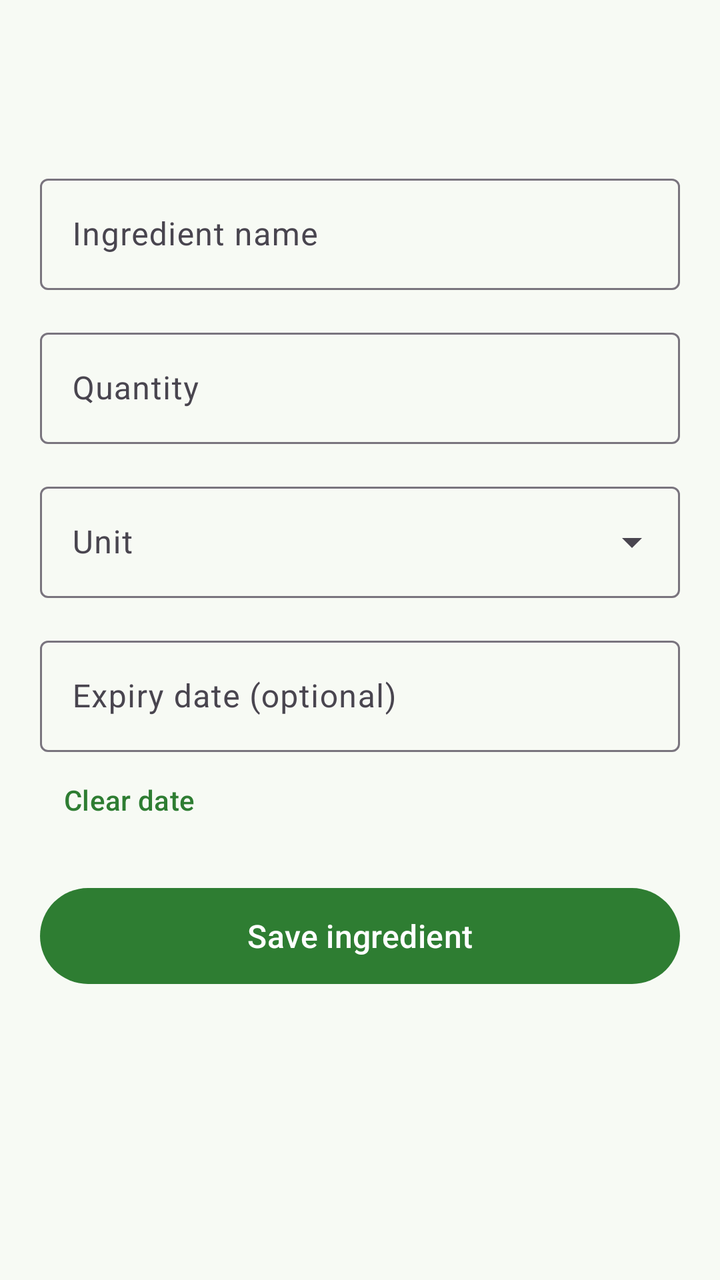
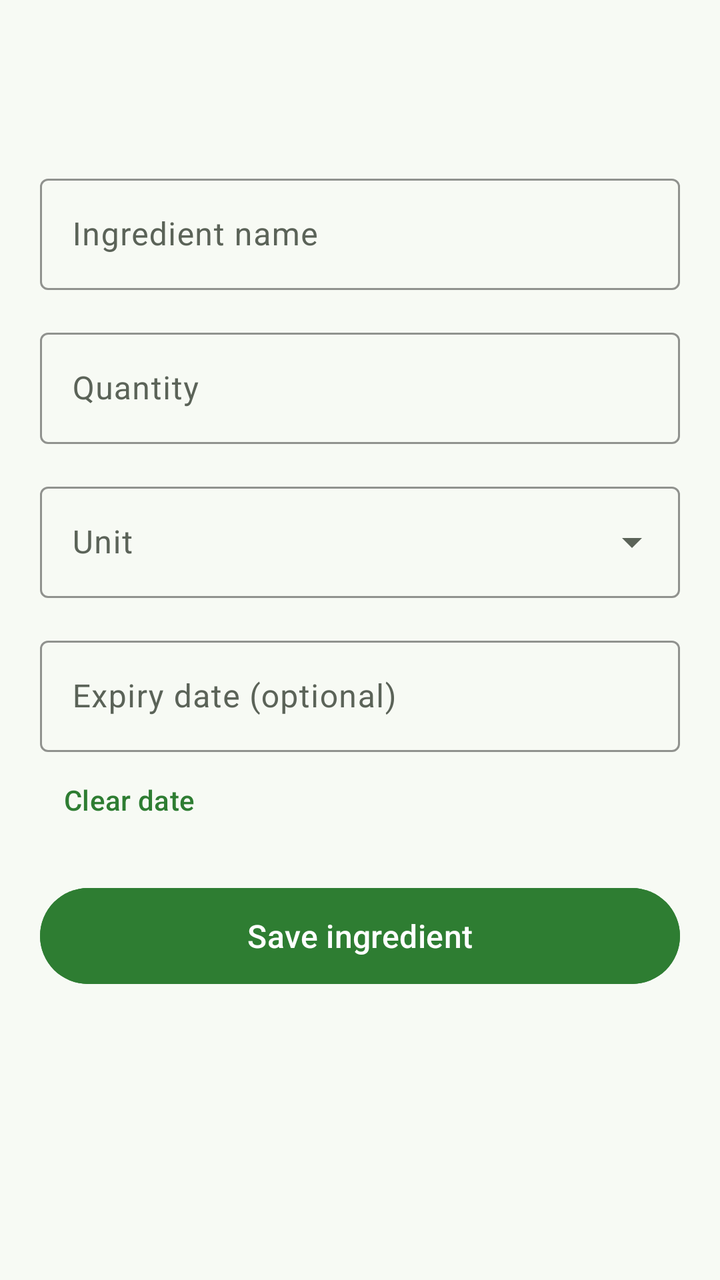

Compare the two renders of this Android layout. The source of the first and the diff that turns it into the second are given below.
<!-- AndroidManifest.xml: application theme Theme.smartpantrymanager -->
<!-- res/layout/activity_add_edit_ingredient.xml -->
<?xml version="1.0" encoding="utf-8"?>
<LinearLayout xmlns:android="http://schemas.android.com/apk/res/android"
    xmlns:app="http://schemas.android.com/apk/res-auto"
    android:layout_width="match_parent"
    android:layout_height="match_parent"
    android:background="@color/page_background"
    android:fitsSystemWindows="true"
    android:orientation="vertical">

    <com.google.android.material.appbar.MaterialToolbar
        android:id="@+id/toolbar"
        android:layout_width="match_parent"
        android:layout_height="?attr/actionBarSize"
        app:titleTextAppearance="@style/TextAppearance.Material3.TitleLarge"
        app:titleTextColor="@color/green_primary" />

    <ScrollView
        android:layout_width="match_parent"
        android:layout_height="0dp"
        android:layout_weight="1">

        <LinearLayout
            android:layout_width="match_parent"
            android:layout_height="wrap_content"
            android:orientation="vertical"
            android:padding="20dp">

            <com.google.android.material.textfield.TextInputLayout
                android:id="@+id/tilName"
                style="@style/Widget.Material3.TextInputLayout.OutlinedBox"
                android:layout_width="match_parent"
                android:layout_height="wrap_content"
                android:hint="Ingredient name">

                <com.google.android.material.textfield.TextInputEditText
                    android:id="@+id/editName"
                    android:layout_width="match_parent"
                    android:layout_height="wrap_content"
                    android:inputType="textCapWords" />
            </com.google.android.material.textfield.TextInputLayout>

            <com.google.android.material.textfield.TextInputLayout
                android:id="@+id/tilQuantity"
                style="@style/Widget.Material3.TextInputLayout.OutlinedBox"
                android:layout_width="match_parent"
                android:layout_height="wrap_content"
                android:layout_marginTop="16dp"
                android:hint="Quantity">

                <com.google.android.material.textfield.TextInputEditText
                    android:id="@+id/editQuantity"
                    android:layout_width="match_parent"
                    android:layout_height="wrap_content"
                    android:inputType="numberDecimal" />
            </com.google.android.material.textfield.TextInputLayout>

            <com.google.android.material.textfield.TextInputLayout
                android:id="@+id/tilUnit"
                style="@style/Widget.Material3.TextInputLayout.OutlinedBox.ExposedDropdownMenu"
                android:layout_width="match_parent"
                android:layout_height="wrap_content"
                android:layout_marginTop="16dp"
                android:hint="Unit">

                <AutoCompleteTextView
                    android:id="@+id/autoUnit"
                    android:layout_width="match_parent"
                    android:layout_height="wrap_content"
                    android:inputType="none" />
            </com.google.android.material.textfield.TextInputLayout>

            <com.google.android.material.textfield.TextInputLayout
                android:id="@+id/tilExpiry"
                style="@style/Widget.Material3.TextInputLayout.OutlinedBox"
                android:layout_width="match_parent"
                android:layout_height="wrap_content"
                android:layout_marginTop="16dp"
                android:hint="Expiry date (optional)">

                <com.google.android.material.textfield.TextInputEditText
                    android:id="@+id/editExpiry"
                    android:layout_width="match_parent"
                    android:layout_height="wrap_content"
                    android:clickable="true"
                    android:focusable="false"
                    android:inputType="none" />
            </com.google.android.material.textfield.TextInputLayout>

            <Button
                android:id="@+id/buttonClearDate"
                style="@style/Widget.Material3.Button.TextButton"
                android:layout_width="wrap_content"
                android:layout_height="wrap_content"
                android:text="Clear date" />

            <Button
                android:id="@+id/buttonSave"
                android:layout_width="match_parent"
                android:layout_height="56dp"
                android:layout_marginTop="16dp"
                android:text="Save ingredient"
                android:textSize="16sp" />
        </LinearLayout>
    </ScrollView>
</LinearLayout>
<!-- resources referenced by this layout -->
<resources>
  <color name="green_primary">#2E7D32</color>
  <color name="page_background">#F7FAF4</color>
  <style name="Theme.smartpantrymanager" parent="Base.Theme.smartpantrymanager" />
  <style name="Base.Theme.smartpantrymanager" parent="Theme.Material3.DayNight.NoActionBar">
          <item name="colorPrimary">@color/green_primary</item>
          <item name="colorOnPrimary">@color/white</item>
          <item name="colorPrimaryContainer">@color/green_container</item>
          <item name="colorOnPrimaryContainer">@color/on_green_container</item>
          <item name="colorSecondary">@color/orange_accent</item>
          <item name="colorOnSecondary">@color/white</item>
          <item name="colorSurface">@color/white</item>
          <item name="android:colorBackground">@color/page_background</item>
          <item name="android:windowLightStatusBar">true</item>
          <item name="android:statusBarColor">@android:color/transparent</item>
      </style>
  <color name="white">#FFFFFFFF</color>
  <color name="green_container">#DDEFD9</color>
  <color name="on_green_container">#0F3D14</color>
  <color name="orange_accent">#EF6C00</color>
</resources>

<!-- the commit's change to res/layout/activity_add_edit_ingredient.xml (unified diff, before → after) -->
@@ -30,13 +30,17 @@
                 style="@style/Widget.Material3.TextInputLayout.OutlinedBox"
                 android:layout_width="match_parent"
                 android:layout_height="wrap_content"
-                android:hint="Ingredient name">
+                android:hint="Ingredient name"
+                app:boxStrokeColor="@color/green_primary"
+                app:hintTextColor="@color/green_primary">
 
                 <com.google.android.material.textfield.TextInputEditText
                     android:id="@+id/editName"
                     android:layout_width="match_parent"
                     android:layout_height="wrap_content"
-                    android:inputType="textCapWords" />
+                    android:inputType="textCapWords"
+                    android:textColor="@color/text_primary"
+                    android:textColorHint="@color/text_secondary" />
             </com.google.android.material.textfield.TextInputLayout>
 
             <com.google.android.material.textfield.TextInputLayout
@@ -45,13 +49,17 @@
                 android:layout_width="match_parent"
                 android:layout_height="wrap_content"
                 android:layout_marginTop="16dp"
-                android:hint="Quantity">
+                android:hint="Quantity"
+                app:boxStrokeColor="@color/green_primary"
+                app:hintTextColor="@color/green_primary">
 
                 <com.google.android.material.textfield.TextInputEditText
                     android:id="@+id/editQuantity"
                     android:layout_width="match_parent"
                     android:layout_height="wrap_content"
-                    android:inputType="numberDecimal" />
+                    android:inputType="numberDecimal"
+                    android:textColor="@color/text_primary"
+                    android:textColorHint="@color/text_secondary" />
             </com.google.android.material.textfield.TextInputLayout>
 
             <com.google.android.material.textfield.TextInputLayout
@@ -60,13 +68,17 @@
                 android:layout_width="match_parent"
                 android:layout_height="wrap_content"
                 android:layout_marginTop="16dp"
-                android:hint="Unit">
+                android:hint="Unit"
+                app:boxStrokeColor="@color/green_primary"
+                app:hintTextColor="@color/green_primary">
 
                 <AutoCompleteTextView
                     android:id="@+id/autoUnit"
                     android:layout_width="match_parent"
                     android:layout_height="wrap_content"
-                    android:inputType="none" />
+                    android:inputType="none"
+                    android:textColor="@color/text_primary"
+                    android:textColorHint="@color/text_secondary" />
             </com.google.android.material.textfield.TextInputLayout>
 
             <com.google.android.material.textfield.TextInputLayout
@@ -75,7 +87,9 @@
                 android:layout_width="match_parent"
                 android:layout_height="wrap_content"
                 android:layout_marginTop="16dp"
-                android:hint="Expiry date (optional)">
+                android:hint="Expiry date (optional)"
+                app:boxStrokeColor="@color/green_primary"
+                app:hintTextColor="@color/green_primary">
 
                 <com.google.android.material.textfield.TextInputEditText
                     android:id="@+id/editExpiry"
@@ -83,7 +97,9 @@
                     android:layout_height="wrap_content"
                     android:clickable="true"
                     android:focusable="false"
-                    android:inputType="none" />
+                    android:inputType="none"
+                    android:textColor="@color/text_primary"
+                    android:textColorHint="@color/text_secondary" />
             </com.google.android.material.textfield.TextInputLayout>
 
             <Button
@@ -91,14 +107,17 @@
                 style="@style/Widget.Material3.Button.TextButton"
                 android:layout_width="wrap_content"
                 android:layout_height="wrap_content"
-                android:text="Clear date" />
+                android:text="Clear date"
+                android:textColor="@color/green_primary" />
 
             <Button
                 android:id="@+id/buttonSave"
                 android:layout_width="match_parent"
                 android:layout_height="56dp"
                 android:layout_marginTop="16dp"
+                android:backgroundTint="@color/green_primary"
                 android:text="Save ingredient"
+                android:textColor="@color/white"
                 android:textSize="16sp" />
         </LinearLayout>
     </ScrollView>
<!-- resource entries referenced after the edit -->
@@ -2,6 +2,8 @@
 <resources>
   <color name="green_primary">#2E7D32</color>
   <color name="page_background">#F7FAF4</color>
+  <color name="text_primary">#1C1C19</color>
+  <color name="text_secondary">#5B6358</color>
   <style name="Theme.smartpantrymanager" parent="Base.Theme.smartpantrymanager" />
   <style name="Base.Theme.smartpantrymanager" parent="Theme.Material3.DayNight.NoActionBar">
           <item name="colorPrimary">@color/green_primary</item>
@@ -11,13 +13,29 @@
           <item name="colorSecondary">@color/orange_accent</item>
           <item name="colorOnSecondary">@color/white</item>
           <item name="colorSurface">@color/white</item>
+          <item name="colorOnSurface">@color/text_primary</item>
+          <item name="colorOnSurfaceVariant">@color/text_secondary</item>
+          <item name="android:textColorPrimary">@color/text_primary</item>
+          <item name="android:textColorSecondary">@color/text_secondary</item>
+          <item name="android:editTextColor">@color/text_primary</item>
+          <item name="android:textColorHint">@color/text_secondary</item>
           <item name="android:colorBackground">@color/page_background</item>
           <item name="android:windowLightStatusBar">true</item>
           <item name="android:statusBarColor">@android:color/transparent</item>
+          <item name="bottomNavigationStyle">@style/Widget.App.BottomNavigationView</item>
       </style>
   <color name="white">#FFFFFFFF</color>
   <color name="green_container">#DDEFD9</color>
   <color name="on_green_container">#0F3D14</color>
   <color name="orange_accent">#EF6C00</color>
+  <style name="Widget.App.BottomNavigationView" parent="Widget.Material3.BottomNavigationView">
+          <item name="android:background">@color/white</item>
+          <item name="itemIconTint">@color/nav_item_color</item>
+          <item name="itemTextColor">@color/nav_item_color</item>
+          <item name="itemActiveIndicatorStyle">@style/Widget.App.BottomNavigationView.ActiveIndicator</item>
+      </style>
+  <style name="Widget.App.BottomNavigationView.ActiveIndicator" parent="Widget.Material3.BottomNavigationView.ActiveIndicator">
+          <item name="android:color">@color/green_container</item>
+      </style>
 </resources>
 
